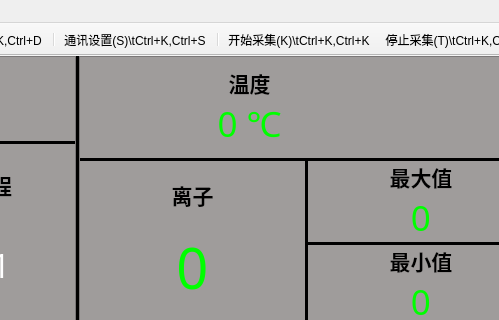
icprog/KEC-900HMLR, file mainwindow.ui: the form before one commit; both pictures show x 266 to 765 and y 0 to 320 of the 1029 by 655 pixel window.
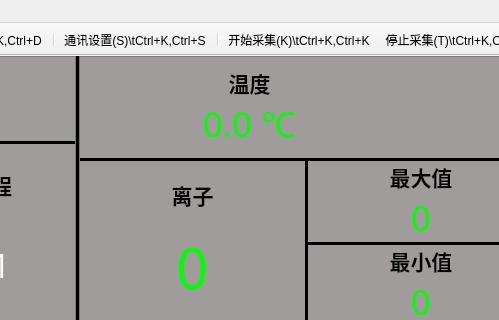
The form after the commit. Icons and pictures are not drawn.

```diff
--- a/mainwindow.ui
+++ b/mainwindow.ui
@@ -572,7 +572,7 @@
                 <string notr="true">color: rgb(0, 255, 0);</string>
                </property>
                <property name="text">
-                <string>0 ℃</string>
+                <string>0.0 ℃</string>
                </property>
                <property name="alignment">
                 <set>Qt::AlignCenter</set>
```
